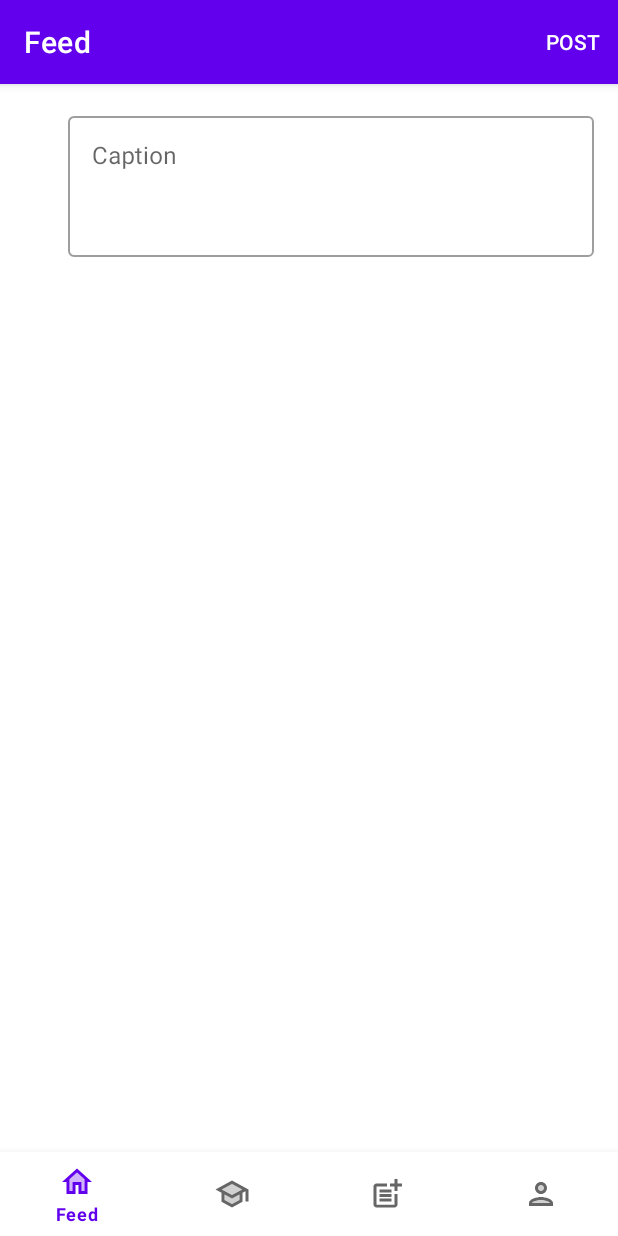
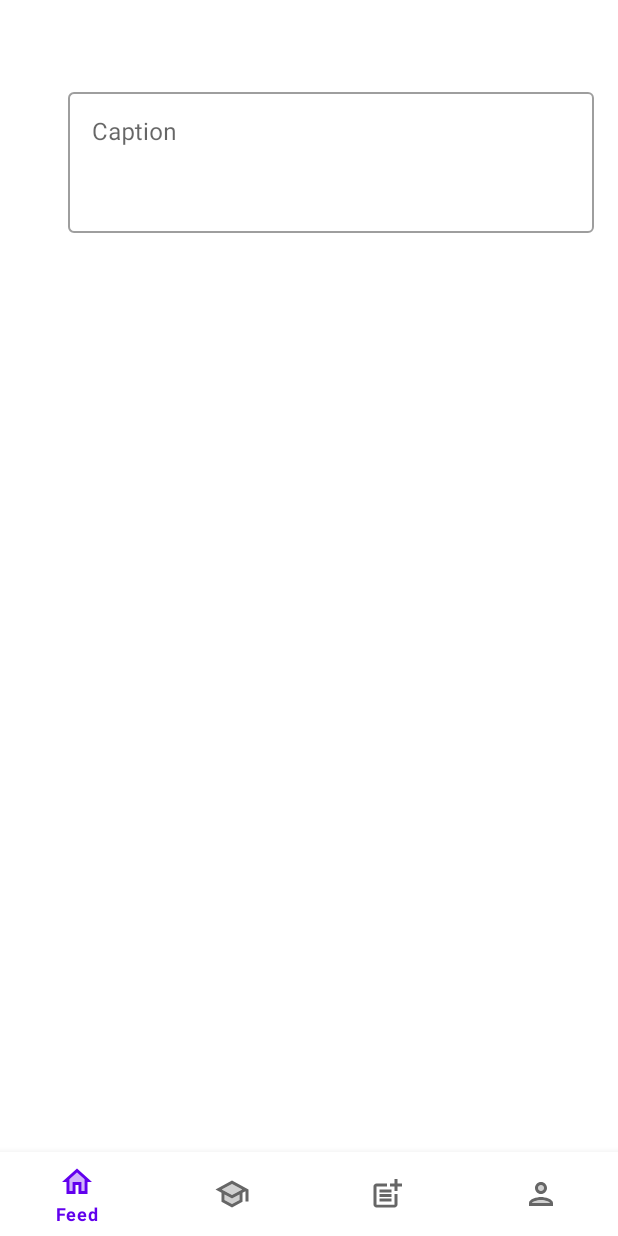
Before and after one commit to Codepath-Group16/UniGram, an Android app: the fragment CompletePostFragment placed in its activity, on a phone screen of 412 x 824 dp. Run offline under Robolectric (Android 15) with nearby library versions, the phone set to English and light mode, and no system bars; our stand-ins replace navigation-ui; libraries missing offline, so code that uses them is left out: com.parse; pictures from the network do not load; 1 statement that could not run was skipped.

Commit message:
🚧 break!: use NoActionBar theme

```diff
--- a/app/src/main/java/com/codepath_group16/unigram/MainActivity.java
+++ b/app/src/main/java/com/codepath_group16/unigram/MainActivity.java
@@ -32,7 +32,7 @@ public class MainActivity extends AppCompatActivity {
                 .build();
         NavHostFragment navHostFragment = (NavHostFragment) getSupportFragmentManager().findFragmentById(R.id.nav_host_fragment);
         NavController navController = Objects.requireNonNull(navHostFragment).getNavController();
-        NavigationUI.setupActionBarWithNavController(this, navController, mAppBarConfiguration);
+//        NavigationUI.setupActionBarWithNavController(this, navController, mAppBarConfiguration);
         NavigationUI.setupWithNavController(mBinding.navView, navController);
 
         navController.addOnDestinationChangedListener((controller, destination, arguments) -> {
--- a/app/src/main/res/layout/fragment_complete_post.xml
+++ b/app/src/main/res/layout/fragment_complete_post.xml
@@ -6,20 +6,27 @@
     android:layout_height="match_parent"
     tools:context=".ui.post.CompletePostFragment">
 
-
     <ImageView
         android:id="@+id/selected_image"
         android:layout_width="wrap_content"
         android:layout_height="wrap_content"
-        android:layout_marginTop="4dp"
         android:adjustViewBounds="true"
         android:contentDescription="@string/selected_image_alt"
         android:maxWidth="50dp"
         app:layout_constraintDimensionRatio="1:1"
         app:layout_constraintEnd_toStartOf="@id/vertical_guideline"
         app:layout_constraintStart_toStartOf="parent"
-        app:layout_constraintTop_toTopOf="@+id/captionInput"
+        app:layout_constraintTop_toBottomOf="@+id/materialToolbar"
         tools:src="@tools:sample/backgrounds/scenic" />
+
+
+    <com.google.android.material.appbar.MaterialToolbar
+        android:id="@+id/materialToolbar"
+        android:layout_width="match_parent"
+        android:layout_height="?attr/actionBarSize"
+        app:layout_constraintEnd_toEndOf="parent"
+        app:layout_constraintStart_toStartOf="parent"
+        app:layout_constraintTop_toTopOf="parent" />
 
 
     <ProgressBar
@@ -63,11 +70,10 @@
         android:layout_width="0dp"
         android:layout_height="wrap_content"
         android:layout_marginStart="4dp"
-        android:layout_marginTop="16dp"
         android:layout_marginEnd="16dp"
         app:layout_constraintEnd_toEndOf="parent"
         app:layout_constraintStart_toEndOf="@+id/selected_image"
-        app:layout_constraintTop_toTopOf="parent">
+        app:layout_constraintTop_toBottomOf="@+id/materialToolbar">
 
         <com.google.android.material.textfield.TextInputEditText
             android:layout_width="match_parent"
--- a/app/src/main/res/layout/fragment_profile.xml
+++ b/app/src/main/res/layout/fragment_profile.xml
@@ -100,7 +100,6 @@
                     android:layout_height="wrap_content"
                     android:layout_weight="1"
                     android:text="@string/posts"
-                    android:textColor="@color/material_on_background_disabled"
                     app:layout_constraintEnd_toEndOf="@+id/tvPostCount"
                     app:layout_constraintHorizontal_weight="1"
                     app:layout_constraintStart_toStartOf="@+id/tvPostCount"
@@ -123,7 +122,6 @@
                     android:layout_height="wrap_content"
                     android:layout_weight="1"
                     android:text="@string/followers"
-                    android:textColor="@color/material_on_background_disabled"
                     app:layout_constraintEnd_toEndOf="@+id/tvFollowersCount"
                     app:layout_constraintHorizontal_weight="1"
                     app:layout_constraintStart_toStartOf="@+id/tvFollowersCount"
@@ -147,7 +145,6 @@
                     android:layout_height="wrap_content"
                     android:layout_weight="1"
                     android:text="@string/following"
-                    android:textColor="@color/material_on_background_disabled"
                     app:layout_constraintEnd_toEndOf="@+id/tvFollowingCount"
                     app:layout_constraintHorizontal_weight="1"
                     app:layout_constraintStart_toStartOf="@+id/tvFollowingCount"
@@ -177,7 +174,6 @@
 
             <com.google.android.material.appbar.MaterialToolbar
                 android:id="@+id/profile_topAppBar"
-                style="@style/Widget.MaterialComponents.Toolbar.Primary"
                 android:layout_width="match_parent"
                 android:layout_height="?attr/actionBarSize"
                 android:layout_gravity="top"
--- a/app/src/main/res/values-night/themes.xml
+++ b/app/src/main/res/values-night/themes.xml
@@ -1,6 +1,6 @@
 <resources xmlns:tools="http://schemas.android.com/tools">
     <!-- Base application theme. -->
-    <style name="Theme.UniGram" parent="Theme.MaterialComponents.DayNight.DarkActionBar">
+    <style name="Theme.UniGram" parent="Theme.MaterialComponents.DayNight.NoActionBar">
         <!-- Primary brand color. -->
         <item name="colorPrimary">@color/purple_200</item>
         <item name="colorPrimaryVariant">@color/purple_700</item>
--- a/app/src/main/res/values/themes.xml
+++ b/app/src/main/res/values/themes.xml
@@ -1,6 +1,6 @@
 <resources xmlns:tools="http://schemas.android.com/tools">
     <!-- Base application theme. -->
-    <style name="Theme.UniGram" parent="Theme.MaterialComponents.DayNight.DarkActionBar">
+    <style name="Theme.UniGram" parent="Theme.MaterialComponents.DayNight.NoActionBar">
         <!-- Primary brand color. -->
         <item name="colorPrimary">@color/purple_500</item>
         <item name="colorPrimaryVariant">@color/purple_700</item>
```
Also changed, not shown: app/src/main/res/layout/fragment_image_preview.xml (+16 -8 lines), app/src/main/res/layout/fragment_post.xml (+37 -29 lines).
